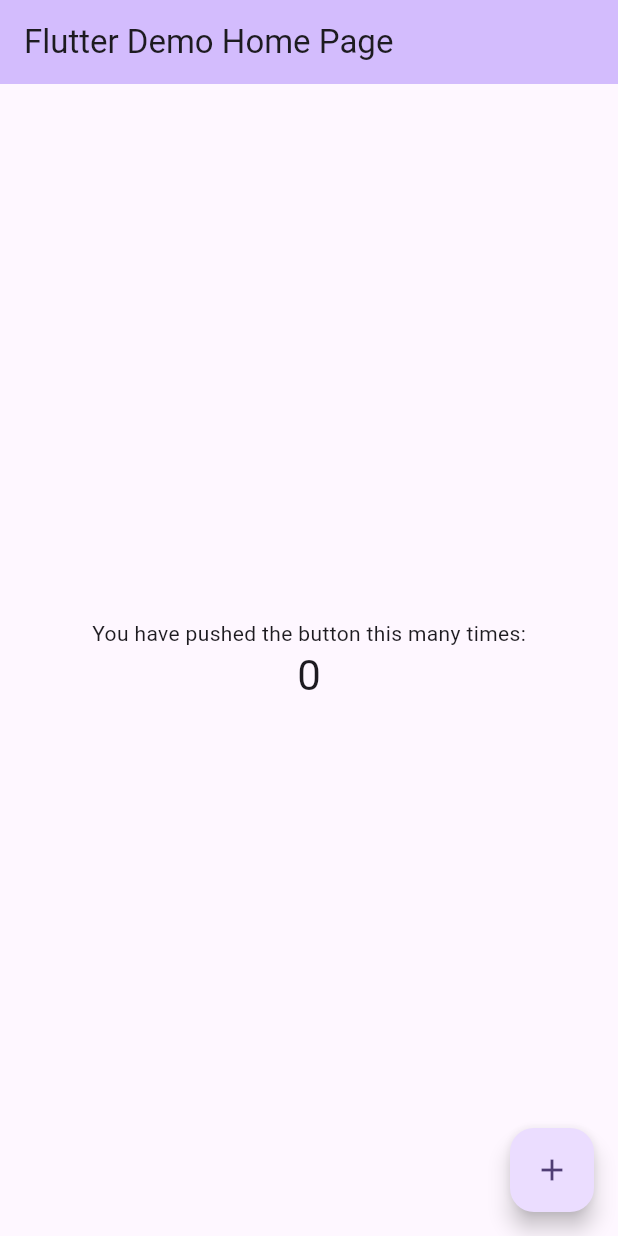
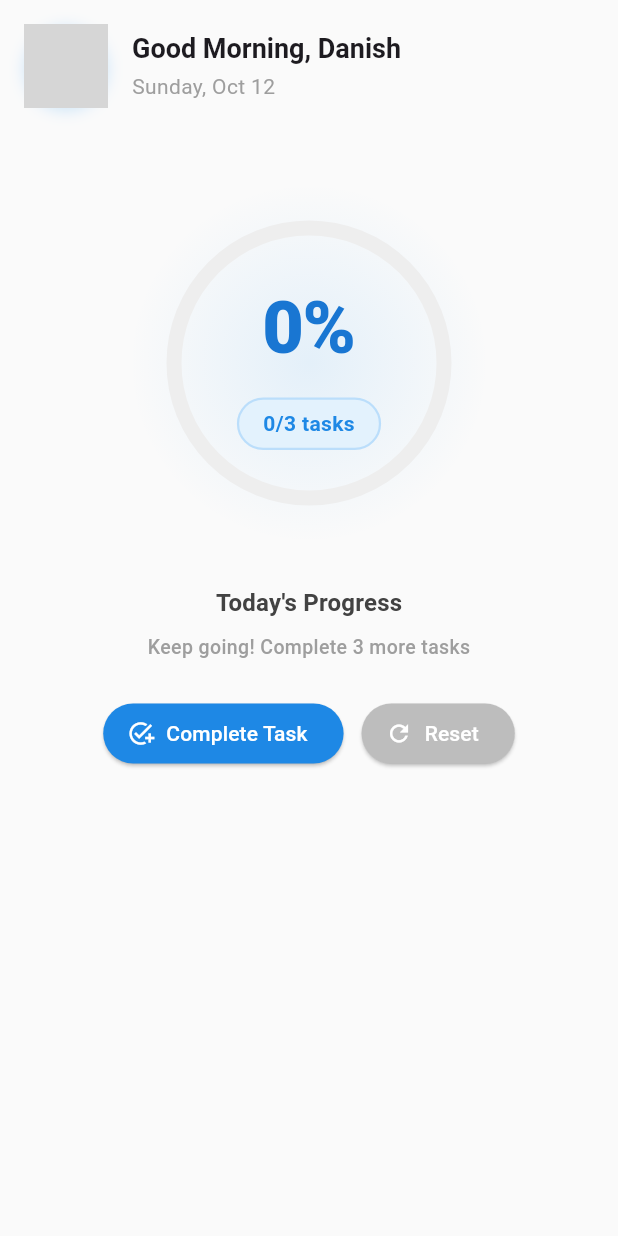
Before and after one commit to AS-Danish/Do-3-Things, a Flutter app: the screen it shows after launch, on a phone screen of 412 x 824 dp. Run offline on Flutter 3.47's test engine with Material 3 defaults, Android fonts, the phone set to English and light mode, and no system bars; grey boxes are pictures that could not be loaded.

Commit message:
Created a Basic Header and Progress Indicator for the Home Screen

```diff
--- /dev/null
+++ b/lib/Screens/HomeScreen.dart
@@ -0,0 +1,435 @@
+import 'package:flutter/material.dart';
+import 'dart:math' as math;
+import 'dart:ui' as ui;
+
+/// Main Home Screen Widget
+class HomeScreen extends StatefulWidget {
+  const HomeScreen({super.key});
+
+  @override
+  State<HomeScreen> createState() => _HomeScreenState();
+}
+
+class _HomeScreenState extends State<HomeScreen> with TickerProviderStateMixin {
+  // ============== CONSTANTS ==============
+  static const double paddingHorizontal = 16.0;
+  static const double avatarSize = 56.0;
+  static const double spacingSmall = 4.0;
+  static const double spacingMedium = 16.0;
+  static const double spacingLarge = 10.0;
+  static const double progressIndicatorSize = 220.0;
+  static const double progressStrokeWidth = 10.0;
+
+  // ============== STATE VARIABLES ==============
+  late AnimationController _progressController;
+  late Animation<double> _progressAnimation;
+
+  int completedTasks = 0;
+  int totalTasks = 3;
+
+  // ============== LIFECYCLE ==============
+  @override
+  void initState() {
+    super.initState();
+    _initializeAnimation();
+  }
+
+  void _initializeAnimation() {
+    _progressController = AnimationController(
+      duration: const Duration(milliseconds: 2000),
+      vsync: this,
+    );
+
+    _updateProgressAnimation();
+
+    WidgetsBinding.instance.addPostFrameCallback((_) {
+      if (mounted) {
+        _progressController.forward();
+      }
+    });
+  }
+
+  @override
+  void dispose() {
+    _progressController.dispose();
+    super.dispose();
+  }
+
+  // ============== ANIMATION METHODS ==============
+  void _updateProgressAnimation() {
+    final progressValue = totalTasks > 0 ? completedTasks / totalTasks : 0.0;
+    _progressAnimation = Tween<double>(begin: 0.0, end: progressValue).animate(
+      CurvedAnimation(parent: _progressController, curve: Curves.easeInOutCubic),
+    );
+  }
+
+  void _animateToProgress(double targetProgress) {
+    final currentProgress = _progressAnimation.value;
+    _progressAnimation = Tween<double>(begin: currentProgress, end: targetProgress).animate(
+      CurvedAnimation(parent: _progressController, curve: Curves.easeInOutCubic),
+    );
+    _progressController.forward(from: 0.0);
+  }
+
+  // ============== TASK METHODS ==============
+  void _completeTask() {
+    if (completedTasks < totalTasks) {
+      setState(() {
+        completedTasks++;
+      });
+      final newProgress = completedTasks / totalTasks;
+      _animateToProgress(newProgress);
+    }
+  }
+
+  void _resetProgress() {
+    setState(() {
+      completedTasks = 0;
+    });
+    _animateToProgress(0.0);
+  }
+
+  // ============== UI BUILD ==============
+  @override
+  Widget build(BuildContext context) {
+    return Scaffold(
+      backgroundColor: Colors.grey[50],
+      body: SafeArea(
+        child: SingleChildScrollView(
+          child: Padding(
+            padding: const EdgeInsets.all(paddingHorizontal),
+            child: Column(
+              crossAxisAlignment: CrossAxisAlignment.start,
+              children: [
+                _buildHeader(),
+                SizedBox(height: spacingLarge),
+                _buildProgressSection(),
+              ],
+            ),
+          ),
+        ),
+      ),
+    );
+  }
+
+  // ============== HEADER SECTION ==============
+  Widget _buildHeader() {
+    return Row(
+      children: [
+        _buildAvatar(),
+        const SizedBox(width: spacingMedium),
+        _buildGreeting(),
+      ],
+    );
+  }
+
+  Widget _buildAvatar() {
+    return Container(
+      width: avatarSize,
+      height: avatarSize,
+      decoration: BoxDecoration(
+        shape: BoxShape.circle,
+        color: Colors.blue[100],
+        boxShadow: [
+          BoxShadow(
+            color: Colors.blue.withOpacity(0.2),
+            blurRadius: 8,
+            offset: const Offset(0, 2),
+          )
+        ],
+      ),
+      child: ClipOval(
+        child: Image.asset(
+          'assets/avatar.png',
+          fit: BoxFit.cover,
+          errorBuilder: (context, error, stackTrace) {
+            return Center(
+              child: Text(
+                'D',
+                style: TextStyle(
+                  fontSize: 24,
+                  fontWeight: FontWeight.bold,
+                  color: Colors.blue[700],
+                ),
+              ),
+            );
+          },
+        ),
+      ),
+    );
+  }
+
+  Widget _buildGreeting() {
+    return Column(
+      crossAxisAlignment: CrossAxisAlignment.start,
+      children: [
+        Text(
+          'Good Morning, Danish',
+          style: Theme.of(context).textTheme.titleLarge?.copyWith(
+            fontWeight: FontWeight.w600,
+            fontSize: 18,
+          ),
+        ),
+        const SizedBox(height: spacingSmall),
+        Text(
+          'Sunday, Oct 12',
+          style: Theme.of(context).textTheme.bodyMedium?.copyWith(
+            color: Colors.grey[500],
+            fontSize: 14,
+          ),
+        ),
+      ],
+    );
+  }
+
+  // ============== PROGRESS SECTION ==============
+  Widget _buildProgressSection() {
+    return Center(
+      child: Column(
+        children: [
+          const SizedBox(height: 40),
+          _buildProgressCircle(),
+          const SizedBox(height: 32),
+        ],
+      ),
+    );
+  }
+
+  Widget _buildProgressCircle() {
+    return AnimatedBuilder(
+      animation: _progressAnimation,
+      builder: (context, child) {
+        return Column(
+          children: [
+            _buildCircleWithGlow(),
+            const SizedBox(height: 28),
+            _buildProgressLabel(),
+            const SizedBox(height: 8),
+            _buildProgressMessage(),
+            const SizedBox(height: 24),
+            _buildActionButtons(),
+          ],
+        );
+      },
+    );
+  }
+
+  Widget _buildCircleWithGlow() {
+    return Stack(
+      alignment: Alignment.center,
+      children: [
+        // Outer glow
+        Container(
+          width: progressIndicatorSize + 20,
+          height: progressIndicatorSize + 20,
+          decoration: BoxDecoration(
+            shape: BoxShape.circle,
+            gradient: RadialGradient(
+              colors: [
+                Colors.blue.withOpacity(0.1),
+                Colors.blue.withOpacity(0.0),
+              ],
+            ),
+          ),
+        ),
+        // Progress circle
+        SizedBox(
+          width: progressIndicatorSize,
+          height: progressIndicatorSize,
+          child: CustomPaint(
+            painter: CircularProgressPainter(
+              progress: _progressAnimation.value,
+              strokeWidth: progressStrokeWidth,
+            ),
+          ),
+        ),
+        // Center content
+        _buildCenterContent(),
+      ],
+    );
+  }
+
+  Widget _buildCenterContent() {
+    return Column(
+      mainAxisAlignment: MainAxisAlignment.center,
+      children: [
+        Text(
+          '${(_progressAnimation.value * 100).toStringAsFixed(0)}%',
+          style: TextStyle(
+            fontSize: 48,
+            fontWeight: FontWeight.w800,
+            color: Colors.blue[700],
+            letterSpacing: -1.0,
+          ),
+        ),
+        const SizedBox(height: 12),
+        Container(
+          padding: const EdgeInsets.symmetric(horizontal: 16, vertical: 6),
+          decoration: BoxDecoration(
+            color: Colors.blue[50],
+            borderRadius: BorderRadius.circular(20),
+            border: Border.all(
+              color: Colors.blue[100]!,
+              width: 1.5,
+            ),
+          ),
+          child: Text(
+            '$completedTasks/$totalTasks tasks',
+            style: TextStyle(
+              fontSize: 14,
+              fontWeight: FontWeight.w600,
+              color: Colors.blue[600],
+            ),
+          ),
+        ),
+      ],
+    );
+  }
+
+  Widget _buildProgressLabel() {
+    return Text(
+      'Today\'s Progress',
+      style: Theme.of(context).textTheme.titleMedium?.copyWith(
+        fontWeight: FontWeight.w700,
+        color: Colors.grey[800],
+        fontSize: 16,
+      ),
+    );
+  }
+
+  Widget _buildProgressMessage() {
+    final message = completedTasks == totalTasks
+        ? '🎉 All tasks completed!'
+        : 'Keep going! Complete ${totalTasks - completedTasks} more task${totalTasks - completedTasks > 1 ? 's' : ''}';
+
+    return Text(
+      message,
+      style: TextStyle(
+        fontSize: 13,
+        color: Colors.grey[500],
+        fontWeight: FontWeight.w500,
+      ),
+    );
+  }
+
+  Widget _buildActionButtons() {
+    return Row(
+      mainAxisAlignment: MainAxisAlignment.center,
+      children: [
+        ElevatedButton.icon(
+          onPressed: _completeTask,
+          icon: const Icon(Icons.add_task),
+          label: const Text('Complete Task'),
+          style: ElevatedButton.styleFrom(
+            backgroundColor: Colors.blue[600],
+            foregroundColor: Colors.white,
+          ),
+        ),
+        const SizedBox(width: 12),
+        ElevatedButton.icon(
+          onPressed: _resetProgress,
+          icon: const Icon(Icons.refresh),
+          label: const Text('Reset'),
+          style: ElevatedButton.styleFrom(
+            backgroundColor: Colors.grey[400],
+            foregroundColor: Colors.white,
+          ),
+        ),
+      ],
+    );
+  }
+}
+
+/// Custom painter for circular progress indicator
+class CircularProgressPainter extends CustomPainter {
+  final double progress;
+  final double strokeWidth;
+
+  CircularProgressPainter({
+    required this.progress,
+    required this.strokeWidth,
+  });
+
+  @override
+  void paint(Canvas canvas, Size size) {
+    final center = Offset(size.width / 2, size.height / 2);
+    final radius = (size.width / 2) - (strokeWidth * 2);
+
+    _drawBackgroundCircle(canvas, center, radius);
+    _drawProgressArc(canvas, center, radius, size);
+    _drawProgressDot(canvas, center, radius);
+  }
+
+  void _drawBackgroundCircle(Canvas canvas, Offset center, double radius) {
+    final paint = Paint()
+      ..color = Colors.grey[200]!
+      ..strokeWidth = strokeWidth
+      ..strokeCap = StrokeCap.round
+      ..style = PaintingStyle.stroke;
+
+    canvas.drawCircle(center, radius, paint);
+  }
+
+  void _drawProgressArc(Canvas canvas, Offset center, double radius, Size size) {
+    final paint = Paint()
+      ..strokeWidth = strokeWidth
+      ..strokeCap = StrokeCap.round
+      ..style = PaintingStyle.stroke
+      ..shader = ui.Gradient.linear(
+        Offset(size.width / 2 - radius, size.height / 2 - radius),
+        Offset(size.width / 2 + radius, size.height / 2 + radius),
+        [Colors.blue[400]!, Colors.blue[600]!],
+      );
+
+    final sweepAngle = progress * 2 * math.pi;
+    canvas.drawArc(
+      Rect.fromCircle(center: center, radius: radius),
+      -math.pi / 2,
+      sweepAngle,
+      false,
+      paint,
+    );
+  }
+
+  void _drawProgressDot(Canvas canvas, Offset center, double radius) {
+    if (progress <= 0.01) return;
+
+    final dotAngle = (progress * 2 * math.pi) - (math.pi / 2);
+    final dotX = center.dx + radius * math.cos(dotAngle);
+    final dotY = center.dy + radius * math.sin(dotAngle);
+    final dotPos = Offset(dotX, dotY);
+
+    // Glow
+    canvas.drawCircle(
+      dotPos,
+      strokeWidth * 1.5,
+      Paint()
+        ..color = Colors.blue.withOpacity(0.3)
+        ..maskFilter = const MaskFilter.blur(BlurStyle.normal, 8),
+    );
+
+    // White border
+    canvas.drawCircle(
+      dotPos,
+      strokeWidth * 0.9,
+      Paint()
+        ..color = Colors.white
+        ..strokeWidth = 2
+        ..style = PaintingStyle.stroke,
+    );
+
+    // Blue fill
+    canvas.drawCircle(
+      dotPos,
+      strokeWidth * 0.7,
+      Paint()
+        ..color = Colors.blue[600]!
+        ..style = PaintingStyle.fill,
+    );
+  }
+
+  @override
+  bool shouldRepaint(CircularProgressPainter oldDelegate) {
+    return oldDelegate.progress != progress;
+  }
+}
--- a/lib/main.dart
+++ b/lib/main.dart
@@ -1,3 +1,4 @@
+import 'package:do3things/Screens/HomeScreen.dart';
 import 'package:flutter/material.dart';
 
 void main() {
@@ -11,112 +12,9 @@ class MyApp extends StatelessWidget {
   @override
   Widget build(BuildContext context) {
     return MaterialApp(
-      title: 'Flutter Demo',
-      theme: ThemeData(
-        // This is the theme of your application.
-        //
-        // TRY THIS: Try running your application with "flutter run". You'll see
-        // the application has a purple toolbar. Then, without quitting the app,
-        // try changing the seedColor in the colorScheme below to Colors.green
-        // and then invoke "hot reload" (save your changes or press the "hot
-        // reload" button in a Flutter-supported IDE, or press "r" if you used
-        // the command line to start the app).
-        //
-        // Notice that the counter didn't reset back to zero; the application
-        // state is not lost during the reload. To reset the state, use hot
-        // restart instead.
-        //
-        // This works for code too, not just values: Most code changes can be
-        // tested with just a hot reload.
-        colorScheme: ColorScheme.fromSeed(seedColor: Colors.deepPurple),
-      ),
-      home: const MyHomePage(title: 'Flutter Demo Home Page'),
+      title: 'Do 3 Things',
+      debugShowCheckedModeBanner: false,
+      home: HomeScreen(),
     );
   }
 }
-
-class MyHomePage extends StatefulWidget {
-  const MyHomePage({super.key, required this.title});
-
-  // This widget is the home page of your application. It is stateful, meaning
-  // that it has a State object (defined below) that contains fields that affect
-  // how it looks.
-
-  // This class is the configuration for the state. It holds the values (in this
-  // case the title) provided by the parent (in this case the App widget) and
-  // used by the build method of the State. Fields in a Widget subclass are
-  // always marked "final".
-
-  final String title;
-
-  @override
-  State<MyHomePage> createState() => _MyHomePageState();
-}
-
-class _MyHomePageState extends State<MyHomePage> {
-  int _counter = 0;
-
-  void _incrementCounter() {
-    setState(() {
-      // This call to setState tells the Flutter framework that something has
-      // changed in this State, which causes it to rerun the build method below
-      // so that the display can reflect the updated values. If we changed
-      // _counter without calling setState(), then the build method would not be
-      // called again, and so nothing would appear to happen.
-      _counter++;
-    });
-  }
-
-  @override
-  Widget build(BuildContext context) {
-    // This method is rerun every time setState is called, for instance as done
-    // by the _incrementCounter method above.
-    //
-    // The Flutter framework has been optimized to make rerunning build methods
-    // fast, so that you can just rebuild anything that needs updating rather
-    // than having to individually change instances of widgets.
-    return Scaffold(
-      appBar: AppBar(
-        // TRY THIS: Try changing the color here to a specific color (to
-        // Colors.amber, perhaps?) and trigger a hot reload to see the AppBar
-        // change color while the other colors stay the same.
-        backgroundColor: Theme.of(context).colorScheme.inversePrimary,
-        // Here we take the value from the MyHomePage object that was created by
-        // the App.build method, and use it to set our appbar title.
-        title: Text(widget.title),
-      ),
-      body: Center(
-        // Center is a layout widget. It takes a single child and positions it
-        // in the middle of the parent.
-        child: Column(
-          // Column is also a layout widget. It takes a list of children and
-          // arranges them vertically. By default, it sizes itself to fit its
-          // children horizontally, and tries to be as tall as its parent.
-          //
-          // Column has various properties to control how it sizes itself and
-          // how it positions its children. Here we use mainAxisAlignment to
-          // center the children vertically; the main axis here is the vertical
-          // axis because Columns are vertical (the cross axis would be
-          // horizontal).
-          //
-          // TRY THIS: Invoke "debug painting" (choose the "Toggle Debug Paint"
-          // action in the IDE, or press "p" in the console), to see the
-          // wireframe for each widget.
-          mainAxisAlignment: MainAxisAlignment.center,
-          children: <Widget>[
-            const Text('You have pushed the button this many times:'),
-            Text(
-              '$_counter',
-              style: Theme.of(context).textTheme.headlineMedium,
-            ),
-          ],
-        ),
-      ),
-      floatingActionButton: FloatingActionButton(
-        onPressed: _incrementCounter,
-        tooltip: 'Increment',
-        child: const Icon(Icons.add),
-      ), // This trailing comma makes auto-formatting nicer for build methods.
-    );
-  }
-}
```
Also changed, not shown: 1 other file.
